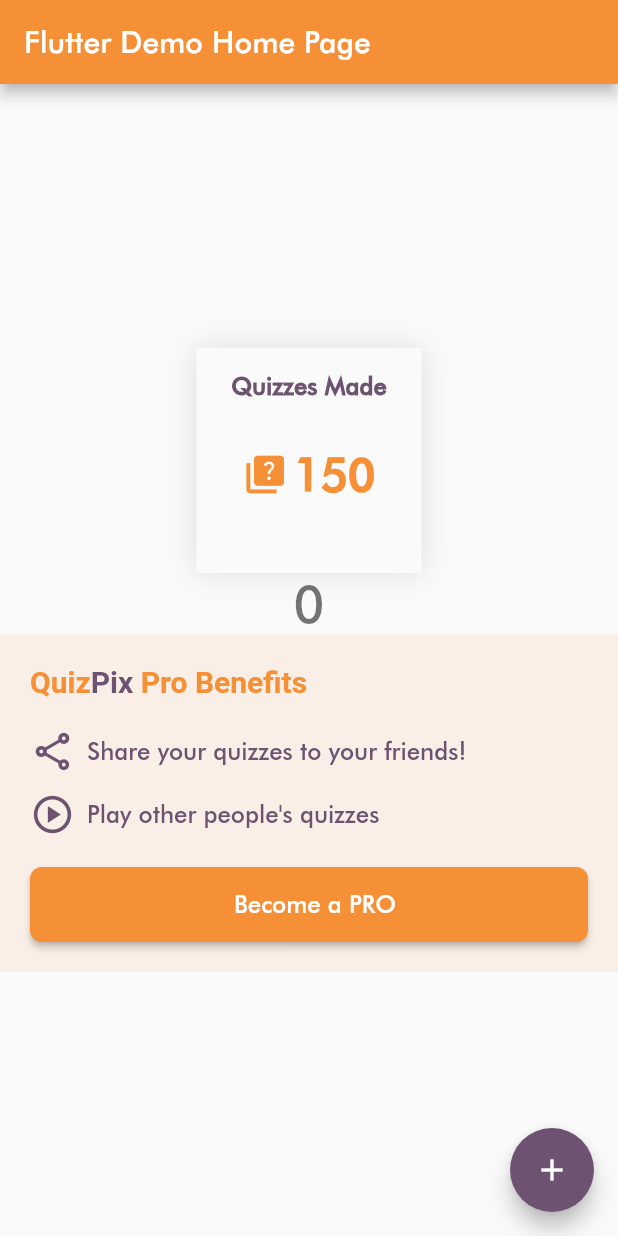
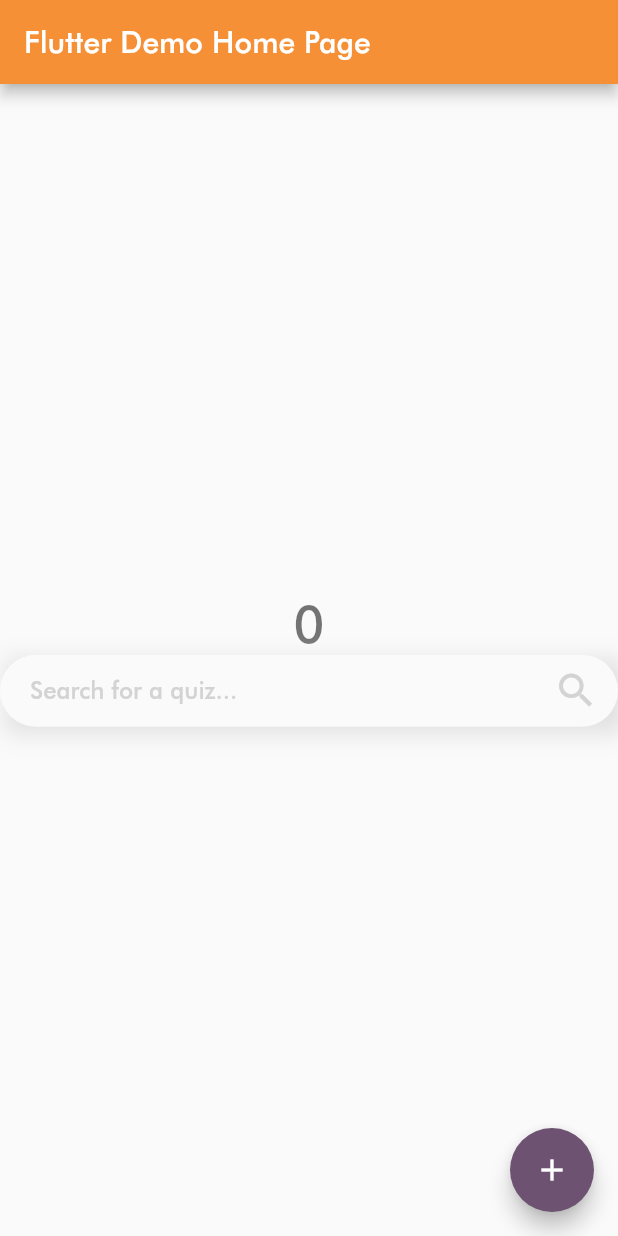
Before and after one commit to wonn0/quizpix, a Flutter app: the screen it shows after launch, on a phone screen of 412 x 824 dp. Run offline on Flutter 3.47's test engine with Material 2 defaults, Android fonts, the phone set to English and light mode, and no system bars.

Commit message:
added search bar widget

```diff
--- a/lib/main.dart
+++ b/lib/main.dart
@@ -1,6 +1,7 @@
 import 'package:flutter/material.dart';
 import 'package:quizpix/widgets/pro_card.dart';
 import 'package:quizpix/widgets/q_button.dart';
+import 'package:quizpix/widgets/search_bar.dart';
 
 import 'package:quizpix/widgets/stat_card.dart';
 import 'package:quizpix/widgets/scan_button.dart';
@@ -132,10 +133,10 @@ class _MyHomePageState extends State<MyHomePage> {
           // horizontal).
           mainAxisAlignment: MainAxisAlignment.center,
           children: <Widget>[
-            const StatCard(
-              type: 'quiz',
-              value: 150,
-            ),
+            // const StatCard(
+            //   type: 'quiz',
+            //   value: 150,
+            // ),
             // const StatCard(
             //   type: 'score',
             //   value: 150,
@@ -167,7 +168,9 @@ class _MyHomePageState extends State<MyHomePage> {
               '$_counter',
               style: Theme.of(context).textTheme.headline4,
             ),
-            ProCard(),
+            // QTextField(label: "Email Address"),
+            // ProCard(),
+            SearchBar(),
           ],
         ),
       ),
--- /dev/null
+++ b/lib/widgets/search_bar.dart
@@ -0,0 +1,62 @@
+import 'package:flutter/material.dart';
+
+class SearchBar extends StatelessWidget {
+  const SearchBar({super.key});
+
+  @override
+  Widget build(BuildContext context) {
+    return Container(
+      decoration: BoxDecoration(
+        boxShadow: [
+          BoxShadow(
+              color: Colors.grey.shade300,
+              offset: const Offset(4.0, 4.0),
+              spreadRadius: 1,
+              blurRadius: 12),
+        ],
+      ),
+      child: TextField(
+        maxLines: 1,
+        style: const TextStyle(
+          color: Color(0xff909090),
+          fontSize: 16.0,
+        ),
+        decoration: InputDecoration(
+          filled: true,
+          fillColor: const Color(0xfffafafa),
+          isDense: true,
+          enabledBorder: OutlineInputBorder(
+            borderRadius: BorderRadius.circular(32.0),
+            borderSide: const BorderSide(
+              color: Colors.transparent,
+            ),
+          ),
+          focusedBorder: OutlineInputBorder(
+            borderRadius: BorderRadius.circular(32.0),
+            borderSide: const BorderSide(
+              color: Colors.transparent,
+            ),
+          ),
+          contentPadding: const EdgeInsets.only(
+            left: 20.0,
+            top: 12.0,
+            right: 4.0,
+            bottom: 12.0,
+          ),
+          hintText: 'Search for a quiz...',
+          hintStyle: const TextStyle(
+            color: Color(0xffd3d3d3),
+          ),
+          suffixIcon: const Padding(
+            padding: EdgeInsets.only(right: 8.0),
+            child: Icon(
+              Icons.search_outlined,
+              size: 30.0,
+              color: Color(0xffd3d3d3),
+            ),
+          ),
+        ),
+      ),
+    );
+  }
+}
```
